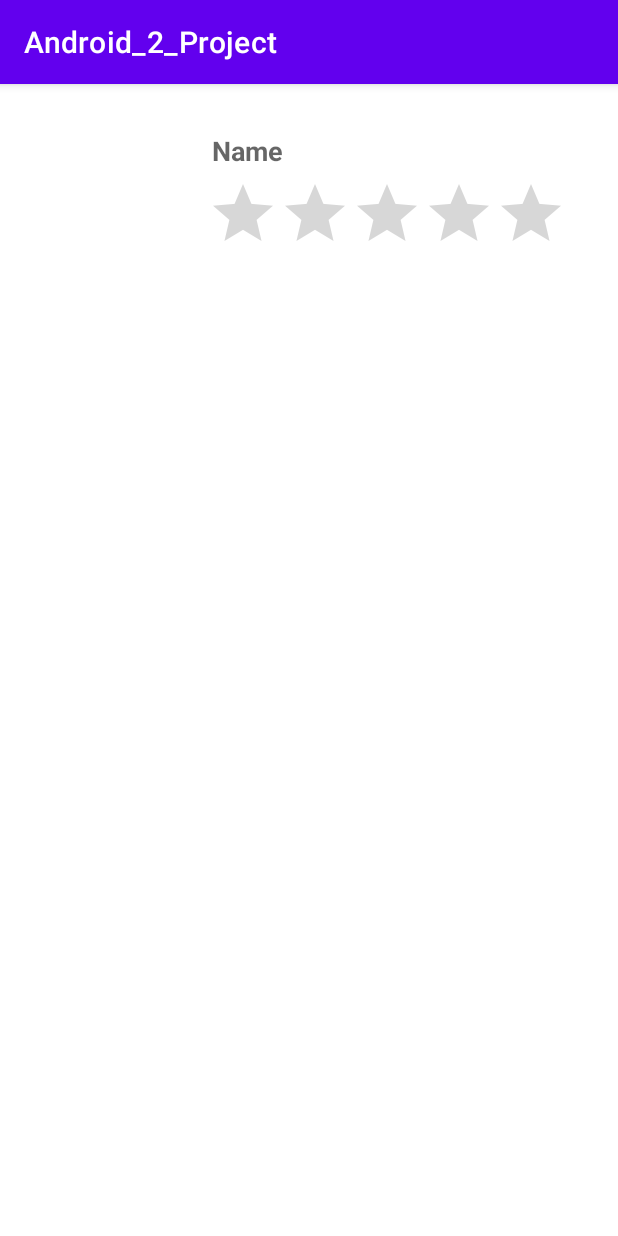
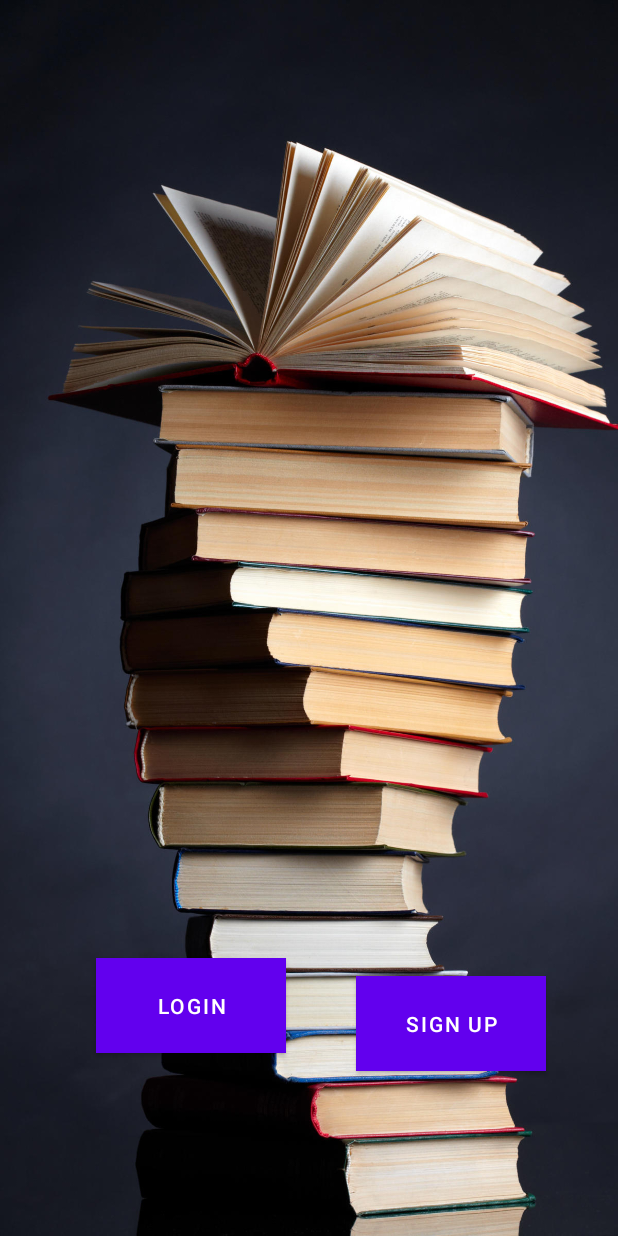
Before and after one commit to moazyaseen2222/Android_2_Project, an Android app: the screen it shows after launch (MainActivity), on a phone screen of 412 x 824 dp. Run offline under Robolectric (Android 15) with nearby library versions, the phone set to English and light mode, and no system bars.

Commit message:
connect to firebase, finish login and sign up.

```diff
--- a/app/src/main/java/com/example/android_2_project/MainActivity.kt
+++ b/app/src/main/java/com/example/android_2_project/MainActivity.kt
@@ -1,13 +1,23 @@
 package com.example.android_2_project
 
+import android.content.Intent
 import androidx.appcompat.app.AppCompatActivity
 import android.os.Bundle
-import com.google.firebase.analytics.FirebaseAnalytics
+import kotlinx.android.synthetic.main.activity_main.*
 
 class MainActivity : AppCompatActivity() {
     override fun onCreate(savedInstanceState: Bundle?) {
         super.onCreate(savedInstanceState)
         setContentView(R.layout.activity_main)
+        supportActionBar?.hide()
+        sign_up_button.setOnClickListener {
 
+            val intent = Intent(this, signUp::class.java)
+            startActivity(intent)
+        }
+        login_button.setOnClickListener {
+            val intent = Intent(this, login::class.java)
+            startActivity(intent)
+        }
     }
 }
--- a/app/src/main/res/layout/activity_main.xml
+++ b/app/src/main/res/layout/activity_main.xml
@@ -1,39 +1,50 @@
 <?xml version="1.0" encoding="utf-8"?>
 <RelativeLayout xmlns:android="http://schemas.android.com/apk/res/android"
     android:layout_width="match_parent"
-    android:layout_height="wrap_content"
-    android:padding="16dp">
+    android:layout_height="match_parent">
+
 
     <ImageView
-        android:id="@+id/book_image"
-        android:layout_width="100dp"
-        android:layout_height="150dp"
-        android:layout_alignParentLeft="true"
-        android:scaleType="centerCrop" />
+        android:id="@+id/imageView"
+        android:layout_width="match_parent"
+        android:layout_height="match_parent"
+        android:layout_alignParentStart="true"
+        android:layout_alignParentTop="true"
+        android:scaleType="centerCrop"
+        android:src="@drawable/book_background" />
 
-    <TextView
-        android:id="@+id/book_name"
+    <Button
+        android:id="@+id/sign_up_button"
         android:layout_width="wrap_content"
         android:layout_height="wrap_content"
-        android:layout_alignParentTop="true"
-        android:layout_marginLeft="25dp"
-        android:layout_marginTop="16dp"
-        android:layout_toRightOf="@id/book_image"
-        android:hint="Name"
-        android:textColor="@color/black"
-        android:textSize="18sp"
-        android:textStyle="bold" />
+        android:layout_alignParentStart="true"
+        android:layout_alignParentEnd="true"
+        android:layout_alignParentBottom="true"
+        android:layout_centerHorizontal="true"
+        android:layout_marginStart="237dp"
+        android:layout_marginEnd="48dp"
+        android:layout_marginBottom="110dp"
+        android:background="@color/black"
+        android:paddingHorizontal="32dp"
+        android:paddingVertical="16dp"
+        android:text="Sign Up"
+        android:textColor="@color/white" />
 
-    <RatingBar
-        android:id="@+id/book_rating"
+    <Button
+        android:id="@+id/login_button"
         android:layout_width="wrap_content"
         android:layout_height="wrap_content"
-        android:layout_below="@id/book_name"
-        android:layout_marginLeft="22dp"
-        android:layout_marginTop="6dp"
-        android:layout_toRightOf="@id/book_image"
-        android:numStars="5"
-        android:stepSize="1.0" />
-
+        android:layout_alignParentStart="true"
+        android:layout_alignParentEnd="true"
+        android:layout_alignParentBottom="true"
+        android:layout_centerHorizontal="true"
+        android:layout_marginStart="64dp"
+        android:layout_marginEnd="221dp"
+        android:layout_marginBottom="122dp"
+        android:background="@color/black"
+        android:paddingHorizontal="32dp"
+        android:paddingVertical="16dp"
+        android:text="Login"
+        android:textColor="@color/white" />
 
 </RelativeLayout>
--- a/app/src/main/res/menu/bottom_nav_menu.xml
+++ /dev/null
@@ -1,4 +0,0 @@
-<?xml version="1.0" encoding="utf-8"?>
-<menu xmlns:android="http://schemas.android.com/apk/res/android">
-
-</menu>
--- a/build.gradle
+++ b/build.gradle
@@ -1,4 +1,8 @@
-// Top-level build file where you can add configuration options common to all sub-projects/modules.
+buildscript {
+    dependencies {
+        classpath 'com.google.gms:google-services:4.3.15'
+    }
+}// Top-level build file where you can add configuration options common to all sub-projects/modules.
 plugins {
     id 'com.android.application' version '7.2.1' apply false
     id 'com.android.library' version '7.2.1' apply false
```
Also changed, not shown: app/build.gradle (+12 -4 lines), app/src/main/AndroidManifest.xml (+9 -0 lines), app/src/main/java/com/example/android_2_project/home_.kt (added, +12 -0 lines), app/src/main/java/com/example/android_2_project/login.kt (+30 -0 lines), app/src/main/java/com/example/android_2_project/signUp.kt (+34 -0 lines), app/src/main/res/layout/activity_home2.xml (added, +39 -0 lines), app/src/main/res/drawable-v24/book_background.jpeg (added), 1 other file.
